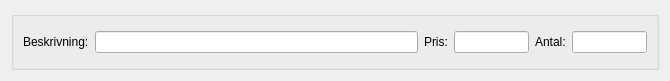
The window that src/ui/jobform.ui (jonasH/faktureramera) describes before a commit, drawn with Qt 5.
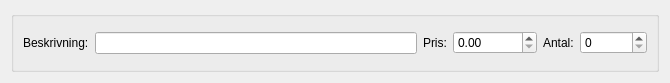
The same window after the commit.

```diff
--- a/src/ui/jobform.ui
+++ b/src/ui/jobform.ui
@@ -7,7 +7,7 @@
     <x>0</x>
     <y>0</y>
     <width>670</width>
-    <height>81</height>
+    <height>83</height>
    </rect>
   </property>
   <property name="windowTitle">
@@ -38,12 +38,15 @@
        </widget>
       </item>
       <item>
-       <widget class="QLineEdit" name="price">
-        <property name="maximumSize">
-         <size>
-          <width>75</width>
-          <height>16777215</height>
-         </size>
+       <widget class="QDoubleSpinBox" name="price">
+        <property name="minimum">
+         <double>0.000000000000000</double>
+        </property>
+        <property name="maximum">
+         <double>10000000000.000000000000000</double>
+        </property>
+        <property name="singleStep">
+         <double>10.000000000000000</double>
         </property>
        </widget>
       </item>
@@ -55,18 +58,9 @@
        </widget>
       </item>
       <item>
-       <widget class="QLineEdit" name="number">
-        <property name="minimumSize">
-         <size>
-          <width>75</width>
-          <height>0</height>
-         </size>
-        </property>
-        <property name="maximumSize">
-         <size>
-          <width>75</width>
-          <height>16777215</height>
-         </size>
+       <widget class="QSpinBox" name="number">
+        <property name="maximum">
+         <number>100000</number>
         </property>
        </widget>
       </item>
```
